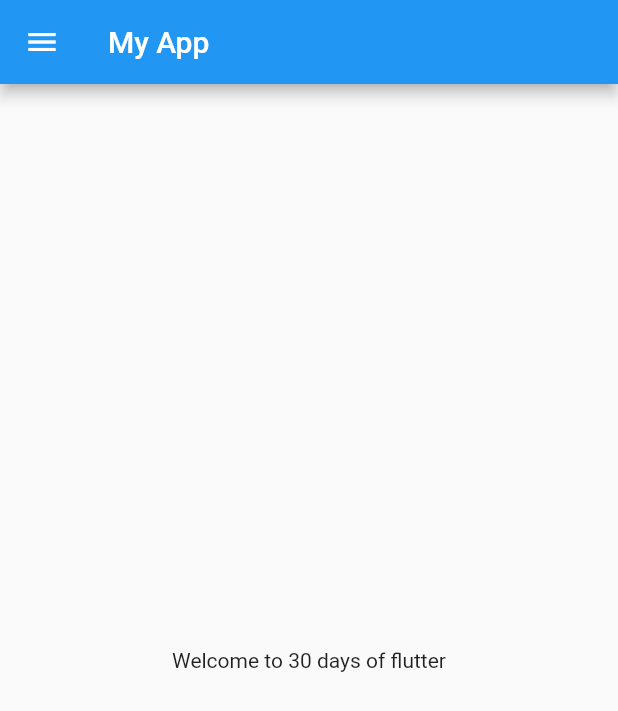
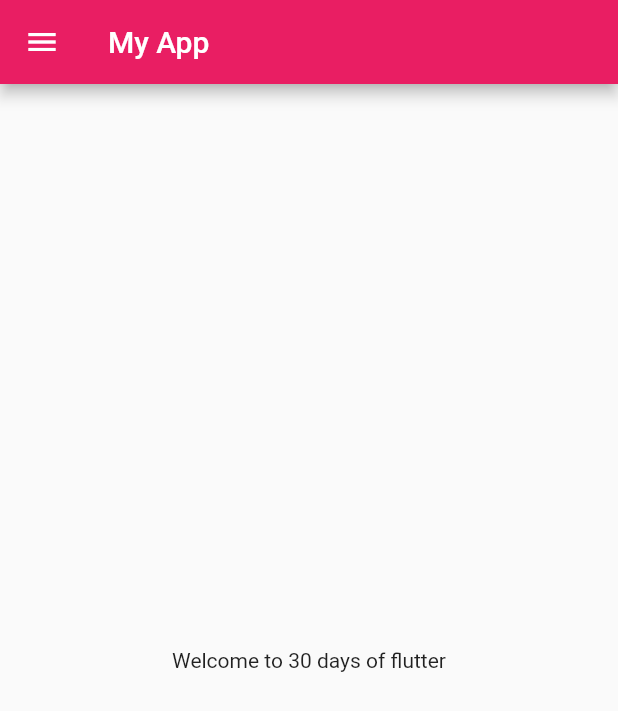
Before and after one commit to alisohail2448/flutter_app, a Flutter app: the screen it shows after launch, on a phone screen of 412 x 824 dp. Shown: the top 711 px of the screen. Run offline on Flutter 3.47's test engine with Material 2 defaults, Android fonts, the phone set to English and light mode, and no system bars.

Commit message:
2nd commit

```diff
--- a/lib/main.dart
+++ b/lib/main.dart
@@ -1,5 +1,6 @@
 import 'package:flutter/material.dart';
-import 'package:flutter_app/homepage.dart';
+import 'package:flutter_app/pages/homepage.dart';
+import 'package:flutter_app/pages/loginpage.dart';
 
 void main() {
   runApp(MyApp());
@@ -11,7 +12,15 @@ class MyApp extends StatelessWidget {
   @override
   Widget build(BuildContext context) {
     return MaterialApp(
-      home: Homepage(),
+      // home: Homepage(),
+      themeMode: ThemeMode.light,
+      theme: ThemeData(primarySwatch: Colors.pink),
+      darkTheme: ThemeData(brightness: Brightness.dark),
+      initialRoute: "/home",
+      routes: {
+        "/": (context) => Loginpage(),
+        "/home": (context) => Homepage(),
+      },
     );
   }
 }
```
Also changed, not shown: lib/pages/loginpage.dart (added, +20 -0 lines), lib/pages/homepage.dart (renamed from lib/homepage.dart).
